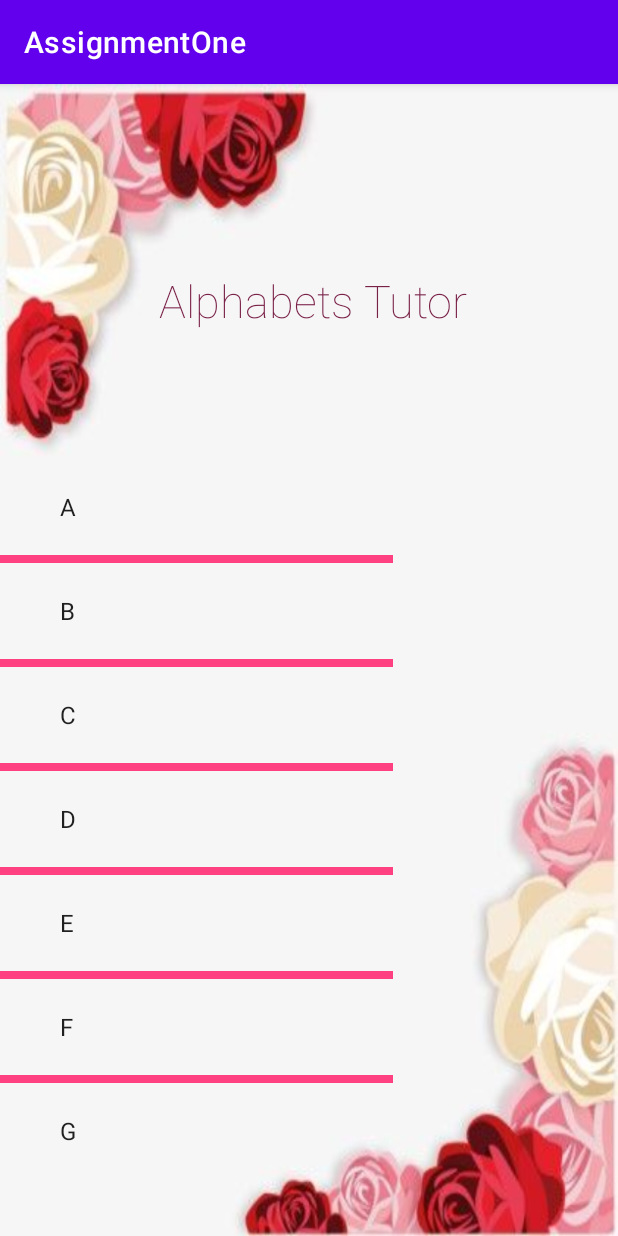
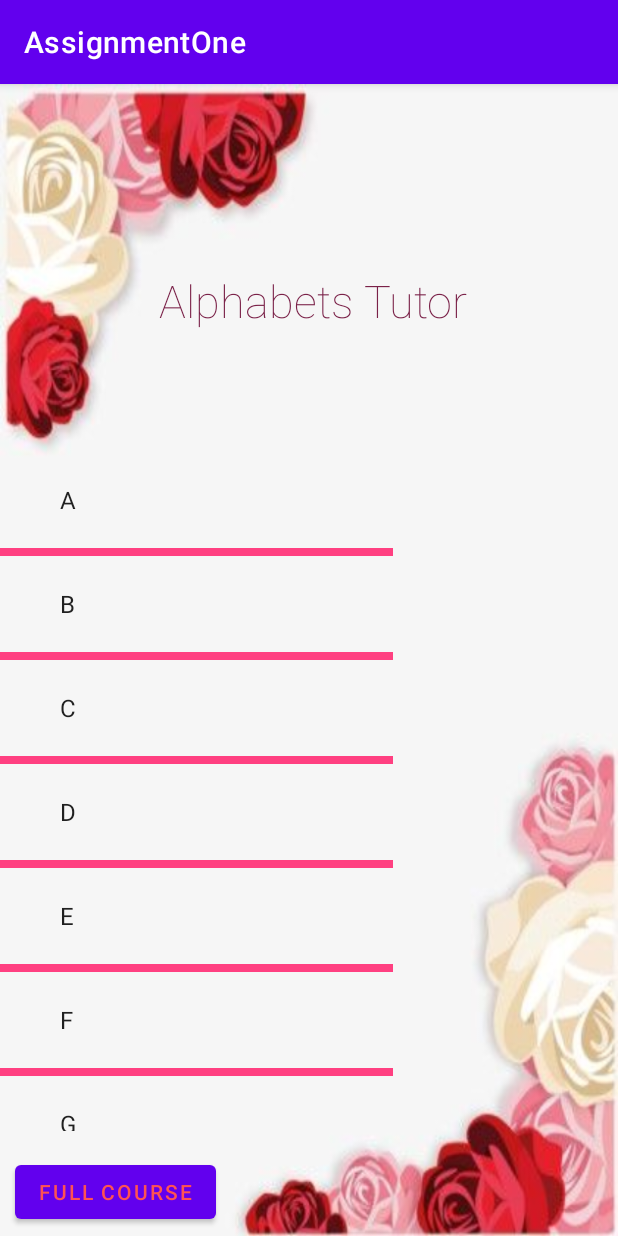
Before and after one commit to FaizanMuhammadSE/AssignmentOne, an Android app: the screen it shows after launch (MainActivity), on a phone screen of 412 x 824 dp. Run offline under Robolectric (Android 15) with nearby library versions, the phone set to English and light mode, and no system bars.

Commit message:
App Completed

```diff
--- a/AssignmentOne/app/src/main/java/com/example/assignmentone/MainActivity.java
+++ b/AssignmentOne/app/src/main/java/com/example/assignmentone/MainActivity.java
@@ -40,4 +40,10 @@ public class MainActivity extends AppCompatActivity {
         });
 
     }
+
+    public void fullCourse(View view) {
+           Intent intent=new Intent(this,VideoActivity.class);
+           intent.putExtra("alphabet","[");
+           startActivity(intent);
+    }
 }
--- a/AssignmentOne/app/src/main/java/com/example/assignmentone/VideoActivity.java
+++ b/AssignmentOne/app/src/main/java/com/example/assignmentone/VideoActivity.java
@@ -14,7 +14,7 @@ public class VideoActivity extends AppCompatActivity {
         super.onCreate(savedInstanceState);
         setContentView(R.layout.activity_video);
 
-        int videoLessons[]={R.raw.a,R.raw.b,R.raw.c,R.raw.d,R.raw.e,R.raw.f,R.raw.g,R.raw.h,R.raw.i,R.raw.j,R.raw.k,R.raw.l,R.raw.m,R.raw.n,R.raw.o,R.raw.p,R.raw.q,R.raw.r,R.raw.s,R.raw.t,R.raw.u,R.raw.v,R.raw.w,R.raw.x,R.raw.y,R.raw.z};
+        int videoLessons[]={R.raw.a,R.raw.b,R.raw.c,R.raw.d,R.raw.e,R.raw.f,R.raw.g,R.raw.h,R.raw.i,R.raw.j,R.raw.k,R.raw.l,R.raw.m,R.raw.n,R.raw.o,R.raw.p,R.raw.q,R.raw.r,R.raw.s,R.raw.t,R.raw.u,R.raw.v,R.raw.w,R.raw.x,R.raw.y,R.raw.z,R.raw.fullcourse};
         videoView=findViewById(R.id.videoView);
         videoView.setVideoPath("android.resource://"+getPackageName()+"/"+videoLessons[(int)getIntent().getStringExtra("alphabet").charAt(0)-'A']);
         MediaController mediaController=new MediaController(this);
--- a/AssignmentOne/app/src/main/res/layout/activity_main.xml
+++ b/AssignmentOne/app/src/main/res/layout/activity_main.xml
@@ -12,10 +12,10 @@
         android:id="@+id/myView"
         android:layout_width="match_parent"
         android:layout_height="match_parent"
-        android:layout_marginTop="250dp"
+        android:layout_marginTop="245dp"
         android:layout_marginEnd="150dp"
         android:layout_marginRight="150dp"
-        android:layout_marginBottom="60dp"
+        android:layout_marginBottom="70dp"
         android:divider="#FF4081"
         android:dividerHeight="5dp"
         android:listSelector="#FF6E40"
@@ -24,7 +24,7 @@
         app:layout_constraintHorizontal_bias="0.0"
         app:layout_constraintStart_toStartOf="parent"
         app:layout_constraintTop_toTopOf="parent"
-        app:layout_constraintVertical_bias="1.0" />
+        app:layout_constraintVertical_bias="0.0" />
 
     <TextView
         android:id="@+id/textView"
@@ -44,4 +44,17 @@
         app:layout_constraintStart_toStartOf="parent"
         app:layout_constraintTop_toTopOf="parent" />
 
+    <Button
+        android:id="@+id/fullCouse"
+        android:layout_width="wrap_content"
+        android:layout_height="wrap_content"
+        android:layout_marginStart="10dp"
+        android:layout_marginLeft="10dp"
+        android:layout_marginBottom="5dp"
+        android:onClick="fullCourse"
+        android:text="Full Course"
+        android:textColor="#FF5252"
+        app:layout_constraintBottom_toBottomOf="parent"
+        app:layout_constraintStart_toStartOf="parent" />
+
 </androidx.constraintlayout.widget.ConstraintLayout>
```
